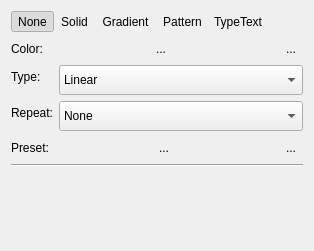
Qt form libs/ui/widgets/KoFillConfigWidget.ui (KDE/krita) before a commit.
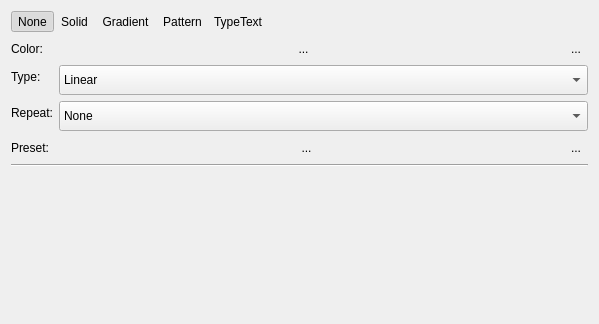
The same form after that commit. Custom widgets are drawn as their Qt base class.

Commit message: BUG:403140 Hide pattern fill for vector shapes until it is implemented

Diff of the .ui file:
```diff
--- a/libs/ui/widgets/KoFillConfigWidget.ui
+++ b/libs/ui/widgets/KoFillConfigWidget.ui
@@ -6,8 +6,8 @@
    <rect>
     <x>0</x>
     <y>0</y>
-    <width>314</width>
-    <height>251</height>
+    <width>599</width>
+    <height>324</height>
    </rect>
   </property>
   <property name="sizePolicy">
```
The commit also changes 1 other file.
